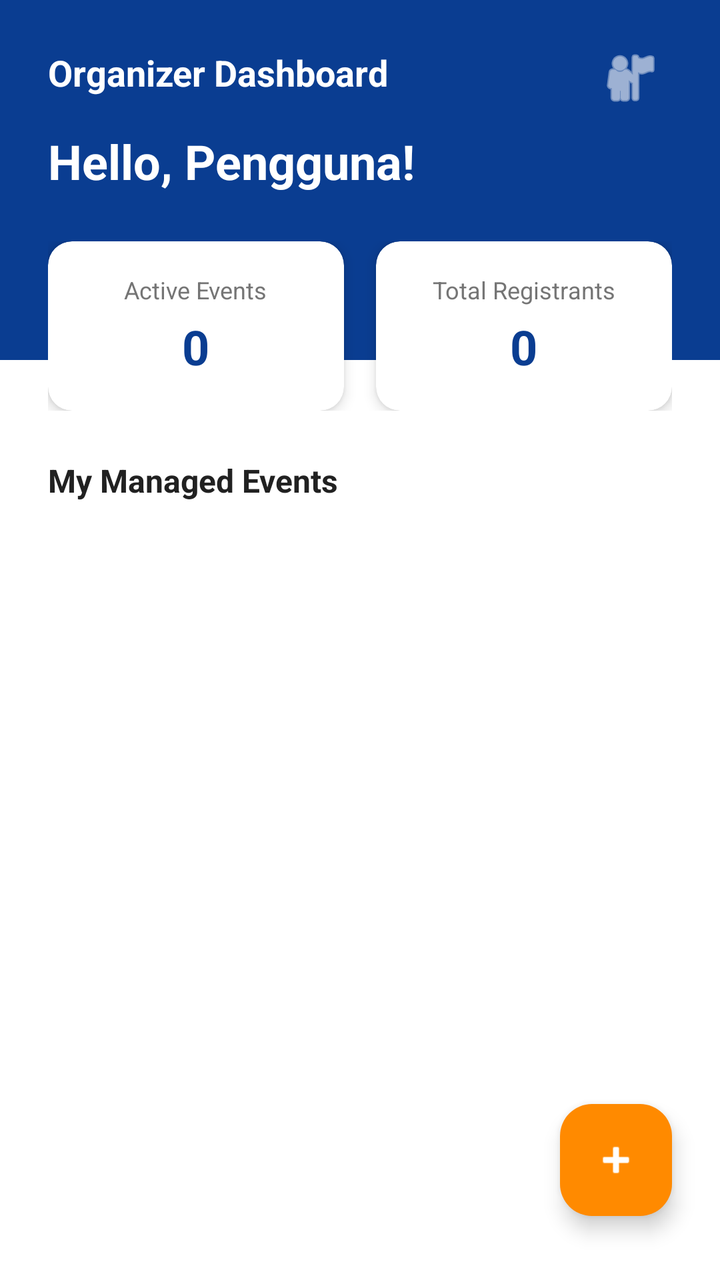
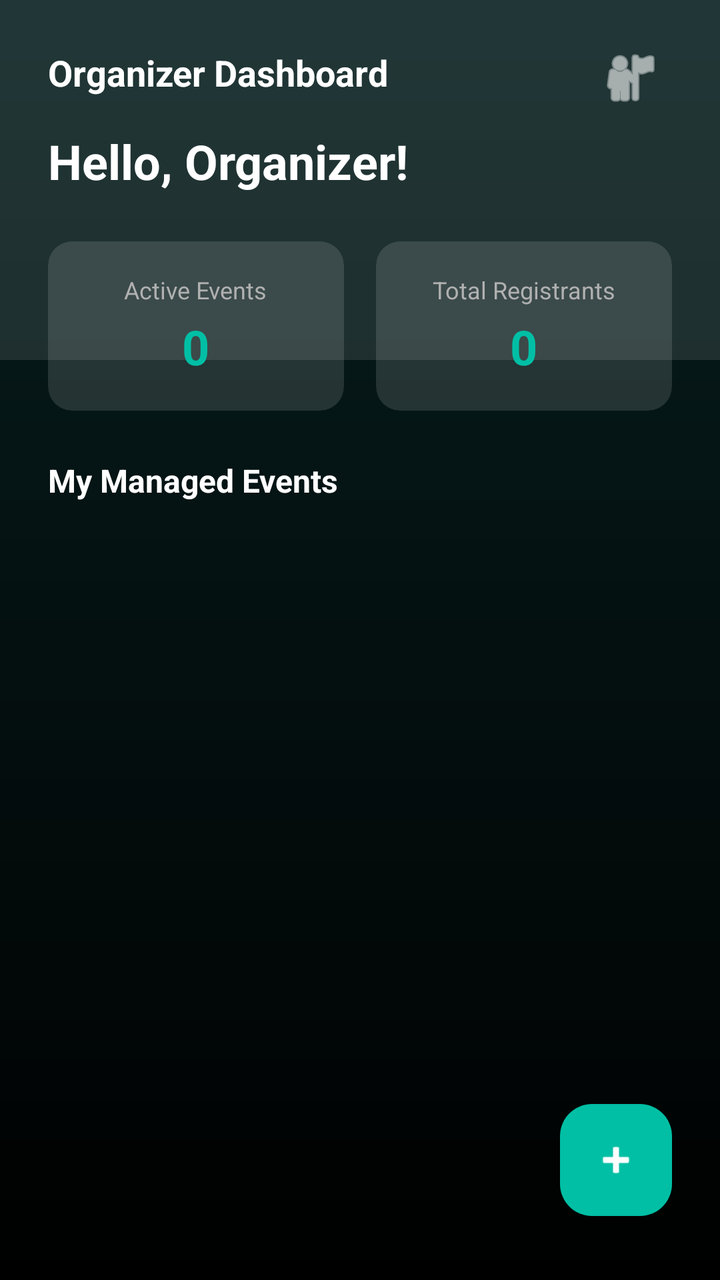

The first picture is an Android layout as it rendered before a commit; the second is the same layout after the commit. The layout source and the unified diff follow.
<!-- AndroidManifest.xml: application theme Theme.CampusConnectProject -->
<!-- res/layout/activity_dashboard_panitia.xml -->
<?xml version="1.0" encoding="utf-8"?>
<androidx.constraintlayout.widget.ConstraintLayout
    xmlns:android="http://schemas.android.com/apk/res/android"
    xmlns:app="http://schemas.android.com/apk/res-auto"
    xmlns:tools="http://schemas.android.com/tools"
    android:layout_width="match_parent"
    android:layout_height="match_parent"
    android:background="@color/bg_utama"
    tools:context=".ui.panitia.DashboardPanitiaActivity">

    <View
        android:id="@+id/headerBackground"
        android:layout_width="match_parent"
        android:layout_height="180dp"
        android:background="@color/warna_primer"
        app:layout_constraintTop_toTopOf="parent" />

    <TextView
        android:id="@+id/tvDashboardTitle"
        android:layout_width="wrap_content"
        android:layout_height="wrap_content"
        android:layout_marginStart="24dp"
        android:layout_marginTop="24dp"
        android:text="Organizer Dashboard"
        android:textColor="@color/white"
        android:textSize="18sp"
        android:textStyle="bold"
        app:layout_constraintStart_toStartOf="parent"
        app:layout_constraintTop_toTopOf="parent" />

    <ImageButton
        android:id="@+id/btnOpenProfile"
        android:layout_width="42dp"
        android:layout_height="42dp"
        android:layout_marginTop="18dp"
        android:layout_marginEnd="24dp"
        android:background="?attr/selectableItemBackgroundBorderless"
        android:contentDescription="Profile"
        android:padding="8dp"
        android:src="@android:drawable/ic_menu_myplaces"
        app:layout_constraintEnd_toEndOf="parent"
        app:layout_constraintTop_toTopOf="parent"
        app:tint="@color/white" />

    <TextView
        android:id="@+id/tvPanitiaName"
        android:layout_width="wrap_content"
        android:layout_height="wrap_content"
        android:layout_marginStart="24dp"
        android:layout_marginTop="16dp"
        android:text="Hello, Pengguna!"
        android:textColor="@color/white"
        android:textSize="24sp"
        android:textStyle="bold"
        app:layout_constraintStart_toStartOf="parent"
        app:layout_constraintTop_toBottomOf="@id/tvDashboardTitle" />

    <LinearLayout
        android:id="@+id/layoutStats"
        android:layout_width="match_parent"
        android:layout_height="wrap_content"
        android:layout_marginHorizontal="24dp"
        android:layout_marginTop="24dp"
        android:orientation="horizontal"
        app:layout_constraintTop_toBottomOf="@id/tvPanitiaName">

        <androidx.cardview.widget.CardView
            android:layout_width="0dp"
            android:layout_height="wrap_content"
            android:layout_weight="1"
            android:layout_marginEnd="8dp"
            app:cardCornerRadius="12dp"
            app:cardBackgroundColor="@color/bg_utama"
            app:cardElevation="4dp">

            <LinearLayout
                android:layout_width="match_parent"
                android:layout_height="wrap_content"
                android:orientation="vertical"
                android:padding="16dp"
                android:gravity="center">

                <TextView
                    android:layout_width="wrap_content"
                    android:layout_height="wrap_content"
                    android:text="Active Events"
                    android:textColor="@color/teks_sekunder"
                    android:textSize="12sp" />

                <TextView
                    android:id="@+id/tvTotalEvents"
                    android:layout_width="wrap_content"
                    android:layout_height="wrap_content"
                    android:text="0"
                    android:textColor="@color/warna_primer"
                    android:textSize="24sp"
                    android:textStyle="bold"
                    android:layout_marginTop="4dp"/>
            </LinearLayout>
        </androidx.cardview.widget.CardView>

        <androidx.cardview.widget.CardView
            android:layout_width="0dp"
            android:layout_height="wrap_content"
            android:layout_weight="1"
            android:layout_marginStart="8dp"
            app:cardCornerRadius="12dp"
            app:cardBackgroundColor="@color/bg_utama"
            app:cardElevation="4dp">

            <LinearLayout
                android:layout_width="match_parent"
                android:layout_height="wrap_content"
                android:orientation="vertical"
                android:padding="16dp"
                android:gravity="center">

                <TextView
                    android:layout_width="wrap_content"
                    android:layout_height="wrap_content"
                    android:text="Total Registrants"
                    android:textColor="@color/teks_sekunder"
                    android:textSize="12sp" />

                <TextView
                    android:id="@+id/tvTotalRegistrants"
                    android:layout_width="wrap_content"
                    android:layout_height="wrap_content"
                    android:text="0"
                    android:textColor="@color/warna_primer"
                    android:textSize="24sp"
                    android:textStyle="bold"
                    android:layout_marginTop="4dp"/>
            </LinearLayout>
        </androidx.cardview.widget.CardView>
    </LinearLayout>

    <TextView
        android:id="@+id/tvMyEventsLabel"
        android:layout_width="wrap_content"
        android:layout_height="wrap_content"
        android:layout_marginStart="24dp"
        android:layout_marginTop="24dp"
        android:text="My Managed Events"
        android:textColor="@color/teks_utama"
        android:textSize="16sp"
        android:textStyle="bold"
        app:layout_constraintStart_toStartOf="parent"
        app:layout_constraintTop_toBottomOf="@id/layoutStats" />

    <androidx.recyclerview.widget.RecyclerView
        android:id="@+id/rvPanitiaEvents"
        android:layout_width="match_parent"
        android:layout_height="0dp"
        android:layout_marginTop="12dp"
        app:layout_constraintBottom_toBottomOf="parent"
        app:layout_constraintTop_toBottomOf="@id/tvMyEventsLabel"
        tools:listitem="@layout/item_event_panitia" />

    <com.google.android.material.floatingactionbutton.FloatingActionButton
        android:id="@+id/fabAddEvent"
        android:layout_width="wrap_content"
        android:layout_height="wrap_content"
        android:layout_marginEnd="24dp"
        android:layout_marginBottom="32dp"
        android:backgroundTint="@color/warna_aksen"
        android:src="@android:drawable/ic_input_add"
        app:tint="@color/white"
        app:layout_constraintBottom_toBottomOf="parent"
        app:layout_constraintEnd_toEndOf="parent" />

</androidx.constraintlayout.widget.ConstraintLayout>
<!-- res/layout/item_event_panitia.xml (included above) -->
<?xml version="1.0" encoding="utf-8"?>
<androidx.cardview.widget.CardView
    xmlns:android="http://schemas.android.com/apk/res/android"
    xmlns:app="http://schemas.android.com/apk/res-auto"
    android:layout_width="match_parent"
    android:layout_height="wrap_content"
    android:layout_margin="12dp"
    app:cardCornerRadius="16dp"
    app:cardElevation="4dp">

    <LinearLayout
        android:layout_width="match_parent"
        android:layout_height="wrap_content"
        android:orientation="vertical"
        android:padding="16dp">

        <TextView
            android:id="@+id/tvEventName"
            android:layout_width="wrap_content"
            android:layout_height="wrap_content"
            android:text="Seminar AI Nasional"
            android:textStyle="bold"
            android:textSize="18sp" />

        <TextView
            android:id="@+id/tvCategory"
            android:layout_width="wrap_content"
            android:layout_height="wrap_content"
            android:text="Seminar"
            android:textColor="#6B7280"
            android:layout_marginTop="4dp" />

        <TextView
            android:id="@+id/tvStatus"
            android:layout_width="wrap_content"
            android:layout_height="wrap_content"
            android:text="WAIT APPROVE"
            android:textStyle="bold"
            android:textColor="#F59E0B"
            android:layout_marginTop="8dp" />

        <TextView
            android:id="@+id/tvCapacity"
            android:layout_width="wrap_content"
            android:layout_height="wrap_content"
            android:text="Capacity : 100"
            android:layout_marginTop="8dp" />

        <TextView
            android:id="@+id/tvRegistrants"
            android:layout_width="wrap_content"
            android:layout_height="wrap_content"
            android:text="Registrants : 0"
            android:layout_marginTop="4dp" />

        <Button
            android:id="@+id/btnViewDetail"
            android:layout_width="match_parent"
            android:layout_height="wrap_content"
            android:text="View Detail"
            android:layout_marginTop="12dp"
            android:backgroundTint="#0047A5"
            android:textColor="#FFFFFF"
            android:textAllCaps="false" />

    </LinearLayout>

</androidx.cardview.widget.CardView>
<!-- resources referenced by this layout -->
<resources>
  <color name="bg_utama">#FFFFFF</color>
  <color name="teks_sekunder">#757575</color>
  <color name="teks_utama">#212121</color>
  <color name="warna_aksen">#FF8A00</color>
  <color name="warna_primer">#0A3D91</color>
  <color name="white">#FFFFFFFF</color>
  <style name="Theme.CampusConnectProject" parent="Base.Theme.CampusConnectProject" />
  <style name="Base.Theme.CampusConnectProject" parent="Theme.Material3.DayNight.NoActionBar">
          <item name="android:forceDarkAllowed" tools:targetApi="q">false</item>
      </style>
</resources>

<!-- the commit's change to res/layout/activity_dashboard_panitia.xml (unified diff, before → after) -->
@@ -5,14 +5,14 @@
     xmlns:tools="http://schemas.android.com/tools"
     android:layout_width="match_parent"
     android:layout_height="match_parent"
-    android:background="@color/bg_utama"
+    android:background="@drawable/bg_main_gradient"
     tools:context=".ui.panitia.DashboardPanitiaActivity">
 
     <View
         android:id="@+id/headerBackground"
         android:layout_width="match_parent"
         android:layout_height="180dp"
-        android:background="@color/warna_primer"
+        android:background="#1AFFFFFF"
         app:layout_constraintTop_toTopOf="parent" />
 
     <TextView
@@ -48,7 +48,7 @@
         android:layout_height="wrap_content"
         android:layout_marginStart="24dp"
         android:layout_marginTop="16dp"
-        android:text="Hello, Pengguna!"
+        android:text="Hello, Organizer!"
         android:textColor="@color/white"
         android:textSize="24sp"
         android:textStyle="bold"
@@ -70,8 +70,8 @@
             android:layout_weight="1"
             android:layout_marginEnd="8dp"
             app:cardCornerRadius="12dp"
-            app:cardBackgroundColor="@color/bg_utama"
-            app:cardElevation="4dp">
+            app:cardBackgroundColor="#20FFFFFF"
+            app:cardElevation="0dp">
 
             <LinearLayout
                 android:layout_width="match_parent"
@@ -84,7 +84,7 @@
                     android:layout_width="wrap_content"
                     android:layout_height="wrap_content"
                     android:text="Active Events"
-                    android:textColor="@color/teks_sekunder"
+                    android:textColor="#B0B0B0"
                     android:textSize="12sp" />
 
                 <TextView
@@ -105,8 +105,8 @@
             android:layout_weight="1"
             android:layout_marginStart="8dp"
             app:cardCornerRadius="12dp"
-            app:cardBackgroundColor="@color/bg_utama"
-            app:cardElevation="4dp">
+            app:cardBackgroundColor="#20FFFFFF"
+            app:cardElevation="0dp">
 
             <LinearLayout
                 android:layout_width="match_parent"
@@ -119,7 +119,7 @@
                     android:layout_width="wrap_content"
                     android:layout_height="wrap_content"
                     android:text="Total Registrants"
-                    android:textColor="@color/teks_sekunder"
+                    android:textColor="#B0B0B0"
                     android:textSize="12sp" />
 
                 <TextView
@@ -142,7 +142,7 @@
         android:layout_marginStart="24dp"
         android:layout_marginTop="24dp"
         android:text="My Managed Events"
-        android:textColor="@color/teks_utama"
+        android:textColor="@color/white"
         android:textSize="16sp"
         android:textStyle="bold"
         app:layout_constraintStart_toStartOf="parent"
@@ -163,7 +163,7 @@
         android:layout_height="wrap_content"
         android:layout_marginEnd="24dp"
         android:layout_marginBottom="32dp"
-        android:backgroundTint="@color/warna_aksen"
+        android:backgroundTint="@color/warna_primer"
         android:src="@android:drawable/ic_input_add"
         app:tint="@color/white"
         app:layout_constraintBottom_toBottomOf="parent"
@@ -179,7 +179,8 @@
     android:layout_height="wrap_content"
     android:layout_margin="12dp"
     app:cardCornerRadius="16dp"
-    app:cardElevation="4dp">
+    app:cardElevation="0dp"
+    app:cardBackgroundColor="#20FFFFFF">
 
     <LinearLayout
         android:layout_width="match_parent"
@@ -191,23 +192,24 @@
             android:id="@+id/tvEventName"
             android:layout_width="wrap_content"
             android:layout_height="wrap_content"
-            android:text="Seminar AI Nasional"
+            android:text="Event Name"
             android:textStyle="bold"
+            android:textColor="@color/white"
             android:textSize="18sp" />
 
         <TextView
             android:id="@+id/tvCategory"
             android:layout_width="wrap_content"
             android:layout_height="wrap_content"
-            android:text="Seminar"
-            android:textColor="#6B7280"
+            android:text="Category"
+            android:textColor="#B0B0B0"
             android:layout_marginTop="4dp" />
 
         <TextView
             android:id="@+id/tvStatus"
             android:layout_width="wrap_content"
             android:layout_height="wrap_content"
-            android:text="WAIT APPROVE"
+            android:text="STATUS"
             android:textStyle="bold"
             android:textColor="#F59E0B"
             android:layout_marginTop="8dp" />
@@ -216,7 +218,8 @@
             android:id="@+id/tvCapacity"
             android:layout_width="wrap_content"
             android:layout_height="wrap_content"
-            android:text="Capacity : 100"
+            android:text="Capacity : 0"
+            android:textColor="@color/white"
             android:layout_marginTop="8dp" />
 
         <TextView
@@ -224,6 +227,7 @@
             android:layout_width="wrap_content"
             android:layout_height="wrap_content"
             android:text="Registrants : 0"
+            android:textColor="#B0B0B0"
             android:layout_marginTop="4dp" />
 
         <Button
@@ -232,8 +236,8 @@
             android:layout_height="wrap_content"
             android:text="View Detail"
             android:layout_marginTop="12dp"
-            android:backgroundTint="#0047A5"
-            android:textColor="#FFFFFF"
+            android:backgroundTint="@color/warna_primer"
+            android:textColor="@color/white"
             android:textAllCaps="false" />
 
     </LinearLayout>
<!-- resource entries referenced after the edit -->
@@ -1,13 +1,26 @@
 <!-- resources referenced by this layout -->
 <resources>
-  <color name="bg_utama">#FFFFFF</color>
-  <color name="teks_sekunder">#757575</color>
-  <color name="teks_utama">#212121</color>
-  <color name="warna_aksen">#FF8A00</color>
-  <color name="warna_primer">#0A3D91</color>
+  <color name="warna_primer">#00BFA5</color>
   <color name="white">#FFFFFFFF</color>
+  <!-- drawable bg_main_gradient (drawable) -->
+  <?xml version="1.0" encoding="utf-8"?>
+  <shape xmlns:android="http://schemas.android.com/apk/res/android"
+      android:shape="rectangle">
+      <gradient
+          android:angle="270"
+          android:endColor="@color/bg_gradient_end"
+          android:startColor="@color/bg_gradient_start"
+          android:type="linear" />
+  </shape>
   <style name="Theme.CampusConnectProject" parent="Base.Theme.CampusConnectProject" />
+  <color name="bg_gradient_end">#000000</color>
+  <color name="bg_gradient_start">#082020</color>
   <style name="Base.Theme.CampusConnectProject" parent="Theme.Material3.DayNight.NoActionBar">
+          
+          <item name="colorPrimary">@color/warna_primer</item>
+          <item name="android:statusBarColor">@color/bg_gradient_start</item>
+          <item name="android:navigationBarColor">@color/bg_gradient_end</item>
+          <item name="android:windowBackground">@drawable/bg_main_gradient</item>
           <item name="android:forceDarkAllowed" tools:targetApi="q">false</item>
       </style>
 </resources>
